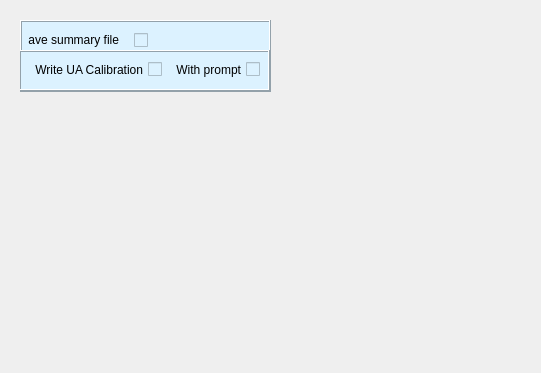
Above: Widget_Library/widget_results_saving.ui from 8foldrepo/RF_Balance_Profound before the change. Below: the same form after it.
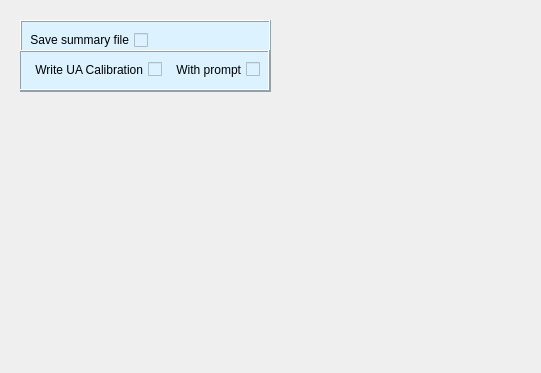
That is the form after the change.

```diff
--- a/Widget_Library/widget_results_saving.ui
+++ b/Widget_Library/widget_results_saving.ui
@@ -92,7 +92,7 @@
      <enum>Qt::RightToLeft</enum>
     </property>
     <property name="text">
-     <string>Save summary file   </string>
+                    <string>Save summary file</string>
     </property>
    </widget>
   </widget>
```
Lines whose indentation alone changed are shown as unchanged.
